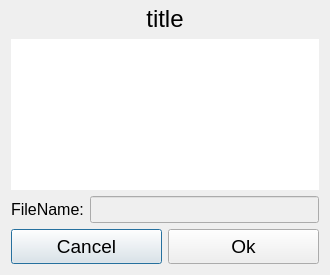
Old version of the form ui/dialog/file_dialog.ui in the repository 15903016222/Voice.
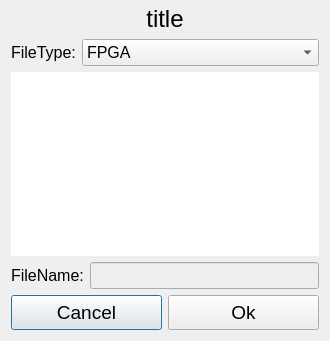
New version of the form.

Commit message: 修改：增加更新类型为FPGA、System两种

```diff
--- a/ui/dialog/file_dialog.ui
+++ b/ui/dialog/file_dialog.ui
@@ -7,7 +7,7 @@
     <x>0</x>
     <y>0</y>
     <width>330</width>
-    <height>275</height>
+    <height>341</height>
    </rect>
   </property>
   <property name="font">
@@ -18,7 +18,7 @@
   <property name="windowTitle">
    <string>Dialog</string>
   </property>
-  <layout class="QVBoxLayout" name="verticalLayout" stretch="1,0,1,1">
+  <layout class="QVBoxLayout" name="verticalLayout" stretch="1,0,0,1,1">
    <property name="topMargin">
     <number>5</number>
    </property>
@@ -37,6 +37,41 @@
      </property>
     </widget>
    </item>
+   <item>
+    <layout class="QHBoxLayout" name="horizontalLayout_3" stretch="0,1">
+     <item>
+      <widget class="QLabel" name="fileTypeLabel">
+       <property name="font">
+        <font>
+         <pointsize>12</pointsize>
+        </font>
+       </property>
+       <property name="text">
+        <string>FileType:</string>
+       </property>
+      </widget>
+     </item>
+     <item>
+      <widget class="QComboBox" name="fileTypeComboBox">
+       <property name="font">
+        <font>
+         <pointsize>12</pointsize>
+        </font>
+       </property>
+       <item>
+        <property name="text">
+         <string>FPGA</string>
+        </property>
+       </item>
+       <item>
+        <property name="text">
+         <string>System</string>
+        </property>
+       </item>
+      </widget>
+     </item>
+    </layout>
+   </item>
    <item>
     <widget class="QListWidget" name="fileListWidget">
      <property name="sizePolicy">
```
The commit also changes 4 other files.
